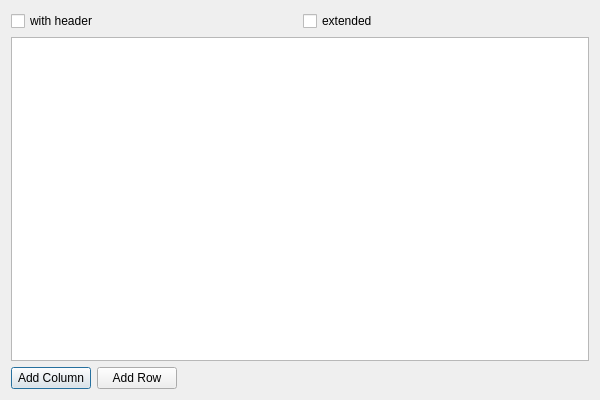
This is widgets/StcTablesCreator.ui in baziorek/STC_editor as Qt 5 draws it before an edit. The edited form follows.
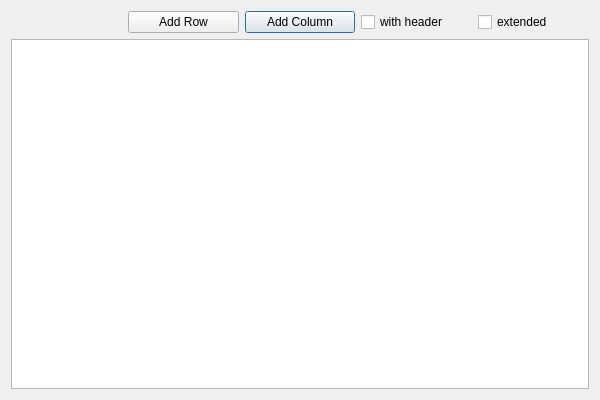
This is the edited form.

```diff
--- a/widgets/StcTablesCreator.ui
+++ b/widgets/StcTablesCreator.ui
@@ -14,21 +14,7 @@
    <string>Table Editor</string>
   </property>
   <layout class="QGridLayout" name="gridLayout">
-   <item row="0" column="0">
-    <widget class="QCheckBox" name="headerCheckBox">
-     <property name="text">
-      <string>with header</string>
-     </property>
-    </widget>
-   </item>
-   <item row="0" column="1">
-    <widget class="QCheckBox" name="extendedCheckBox">
-     <property name="text">
-      <string>extended</string>
-     </property>
-    </widget>
-   </item>
-   <item row="1" column="0" colspan="2">
+   <item row="1" column="0" colspan="5">
     <widget class="QTableWidget" name="tableWidget">
      <property name="editTriggers">
       <set>QAbstractItemView::EditTrigger::DoubleClicked|QAbstractItemView::EditTrigger::EditKeyPressed</set>
@@ -47,12 +33,7 @@
      </attribute>
     </widget>
    </item>
-   <item row="2" column="0" colspan="2">
-    <layout class="QHBoxLayout" name="buttonLayout">
-     <property name="spacing">
-      <number>6</number>
-     </property>
-     <item>
+   <item row="0" column="2">
       <widget class="QPushButton" name="addColumnButton">
        <property name="toolTip">
         <string>Add column</string>
@@ -62,7 +43,14 @@
        </property>
       </widget>
      </item>
-     <item>
+   <item row="0" column="4">
+    <widget class="QCheckBox" name="extendedCheckBox">
+     <property name="text">
+      <string>extended</string>
+     </property>
+    </widget>
+   </item>
+   <item row="0" column="1">
       <widget class="QPushButton" name="addRowButton">
        <property name="toolTip">
         <string>Add row</string>
@@ -72,20 +60,12 @@
        </property>
       </widget>
      </item>
-     <item>
-      <spacer name="horizontalSpacer">
-       <property name="orientation">
-        <enum>Qt::Orientation::Horizontal</enum>
-       </property>
-       <property name="sizeHint" stdset="0">
-        <size>
-         <width>40</width>
-         <height>20</height>
-        </size>
-       </property>
-      </spacer>
-     </item>
-    </layout>
+   <item row="0" column="3">
+    <widget class="QCheckBox" name="headerCheckBox">
+     <property name="text">
+      <string>with header</string>
+     </property>
+    </widget>
    </item>
   </layout>
  </widget>
```
Lines whose indentation alone changed are shown as unchanged.
